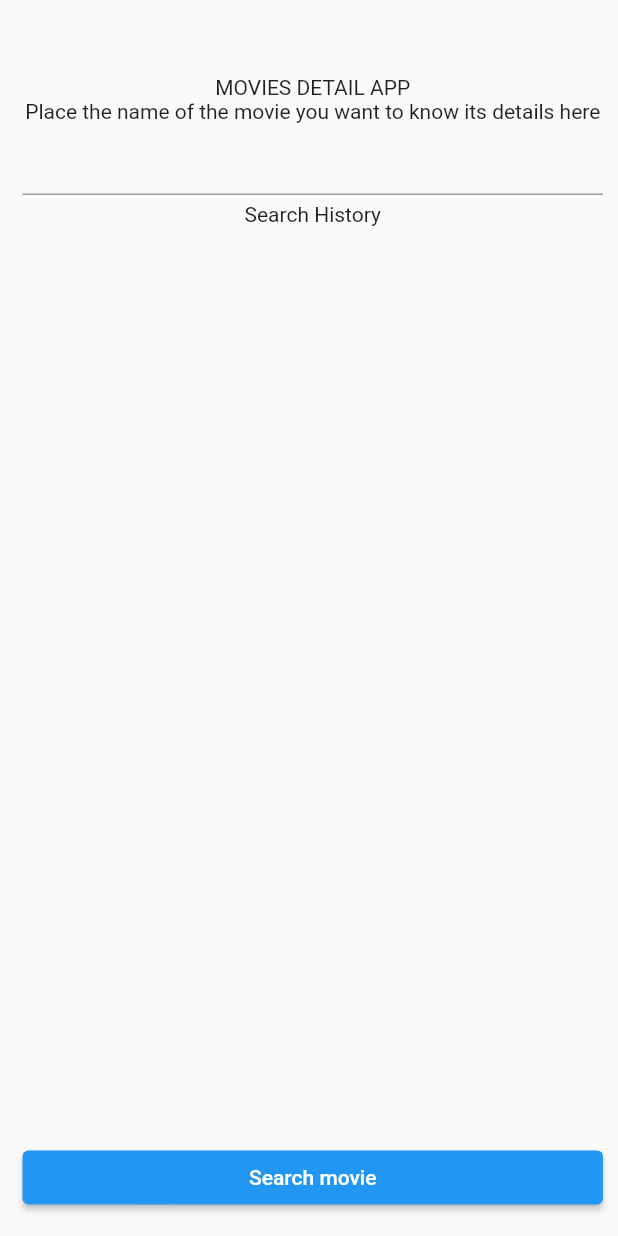
After one commit to Luis97Lopez/movies-flutter-app, a Flutter app: the screen it shows after launch, on a phone screen of 412 x 824 dp. The commit adds this screen. Run offline on Flutter 3.47's test engine with Material 2 defaults, Android fonts, the light colour scheme and no system bars; our stand-ins replace fluttertoast.

Commit message:
wip cleaning code

```diff
--- a/lib/screens/movie_details.dart
+++ b/lib/screens/movie_details.dart
@@ -11,8 +11,9 @@ class MovieDetailsScreen extends StatelessWidget {
 
     return Scaffold(
         appBar: AppBar(),
-        body: Container(
+        body: Padding(
             padding: const EdgeInsets.all(30),
+            // Movie details data
             child: Column(
                 crossAxisAlignment: CrossAxisAlignment.center,
                 children: [
--- a/lib/screens/search_movies.dart
+++ b/lib/screens/search_movies.dart
@@ -1,9 +1,7 @@
-import 'dart:io';
 import 'package:flutter/material.dart';
 import '../models/movie.dart';
-import '../services/movie.dart';
-import '../widgets/movie_element.dart';
-import 'package:fluttertoast/fluttertoast.dart';
+import '../widgets/list.dart';
+import '../widgets/search_button.dart';
 
 class SearchMoviesScreen extends StatefulWidget {
   const SearchMoviesScreen({super.key});
@@ -29,66 +27,28 @@ class _SearchMoviesScreen extends State<SearchMoviesScreen> {
         body: Padding(
             padding: const EdgeInsets.fromLTRB(15, 50, 10, 15),
             child: Column(children: [
-              Column(children: [
+              // Title
               const Text('MOVIES DETAIL APP'),
               const Text(
                   'Place the name of the movie you want to know its details here'),
+              // Text Input
               TextField(
                 controller: searchController,
               ),
-              ]),
+              // Subtitle
               Container(
                   padding: const EdgeInsets.symmetric(vertical: 5),
                   child: const Text('Search History')),
+              // Movies list
               Flexible(
-                  child: ListView.builder(
-                      itemCount: searchHistory.length,
-                      itemBuilder: (context, index) {
-                        int realIndex = searchHistory.length - index - 1;
-                        String key = searchHistory.keys.elementAt(realIndex);
-                        Movie movie = searchHistory[key]!;
-                        return Container(
-                            alignment: Alignment.center,
-                            child: MovieElement(
-                              movie: movie,
-                              callback: () {
-                                Navigator.pushNamed(context, '/movie',
-                                    arguments: movie);
-                                _addInSearchHistory(movie);
-                              },
-                            ));
-                      })),
-              SizedBox(
-                  width: double.infinity,
-                  child: ElevatedButton(
-                    onPressed: () {
-                      searchMovie(searchController.text).then((movie) {
-                        Navigator.pushNamed(context, '/movie',
-                            arguments: movie);
-                        _addInSearchHistory(movie);
-                      }).onError((error, stackTrace) {
-                        if (error is FormatException) {
-                          Fluttertoast.showToast(
-                              msg: error.message,
-                              toastLength: Toast.LENGTH_SHORT,
-                              gravity: ToastGravity.TOP,
-                              backgroundColor: Colors.amber,
-                              textColor: Colors.white,
-                              fontSize: 16.0);
-                        }
-                        if (error is HttpException) {
-                          Fluttertoast.showToast(
-                              msg: error.toString(),
-                              toastLength: Toast.LENGTH_SHORT,
-                              gravity: ToastGravity.TOP,
-                              backgroundColor: Colors.red,
-                              textColor: Colors.white,
-                              fontSize: 16.0);
-                        }
-                      });
-                    },
-                    child: const Text('Search movie'),
-                  ))
+                  child: MoviesList(
+                searchHistory: searchHistory,
+                addMovieInSearchHistory: _addInSearchHistory,
+              )),
+              // Search Button
+              SearchButton(
+                  addMovieInSearchHistory: _addInSearchHistory,
+                  searchController: searchController)
             ])));
   }
 }
--- /dev/null
+++ b/lib/widgets/list.dart
@@ -0,0 +1,33 @@
+import 'package:flutter/material.dart';
+import '../models/movie.dart';
+import '../widgets/list_element.dart';
+
+class MoviesList extends StatelessWidget {
+  final Map<String, Movie> searchHistory;
+  final Function addMovieInSearchHistory;
+
+  const MoviesList(
+      {super.key,
+      required this.searchHistory,
+      required this.addMovieInSearchHistory});
+
+  @override
+  Widget build(BuildContext context) {
+    return ListView.builder(
+        itemCount: searchHistory.length,
+        itemBuilder: (context, index) {
+          int realIndex = searchHistory.length - index - 1;
+          String key = searchHistory.keys.elementAt(realIndex);
+          Movie movie = searchHistory[key]!;
+          return Container(
+              alignment: Alignment.center,
+              child: MovieElement(
+                movie: movie,
+                callback: () {
+                  Navigator.pushNamed(context, '/movie', arguments: movie);
+                  addMovieInSearchHistory(movie);
+                },
+              ));
+        });
+  }
+}
--- /dev/null
+++ b/lib/widgets/search_button.dart
@@ -0,0 +1,47 @@
+import 'package:flutter/material.dart';
+import 'dart:io';
+import '../services/movie.dart';
+import 'package:fluttertoast/fluttertoast.dart';
+
+class SearchButton extends StatelessWidget {
+  final Function addMovieInSearchHistory;
+  final TextEditingController searchController;
+  const SearchButton(
+      {super.key,
+      required this.addMovieInSearchHistory,
+      required this.searchController});
+
+  @override
+  Widget build(BuildContext context) {
+    return SizedBox(
+        width: double.infinity,
+        child: ElevatedButton(
+          onPressed: () {
+            searchMovie(searchController.text).then((movie) {
+              Navigator.pushNamed(context, '/movie', arguments: movie);
+              addMovieInSearchHistory(movie);
+            }).onError((error, stackTrace) {
+              if (error is FormatException) {
+                Fluttertoast.showToast(
+                    msg: error.message,
+                    toastLength: Toast.LENGTH_SHORT,
+                    gravity: ToastGravity.TOP,
+                    backgroundColor: Colors.amber,
+                    textColor: Colors.white,
+                    fontSize: 16.0);
+              }
+              if (error is HttpException) {
+                Fluttertoast.showToast(
+                    msg: error.toString(),
+                    toastLength: Toast.LENGTH_SHORT,
+                    gravity: ToastGravity.TOP,
+                    backgroundColor: Colors.red,
+                    textColor: Colors.white,
+                    fontSize: 16.0);
+              }
+            });
+          },
+          child: const Text('Search movie'),
+        ));
+  }
+}
```
Also changed, not shown: lib/hello_world.dart (deleted, +0 -115 lines), lib/widgets/list_element.dart (renamed from lib/widgets/movie_element.dart). Lines whose indentation alone changed are shown as unchanged.
